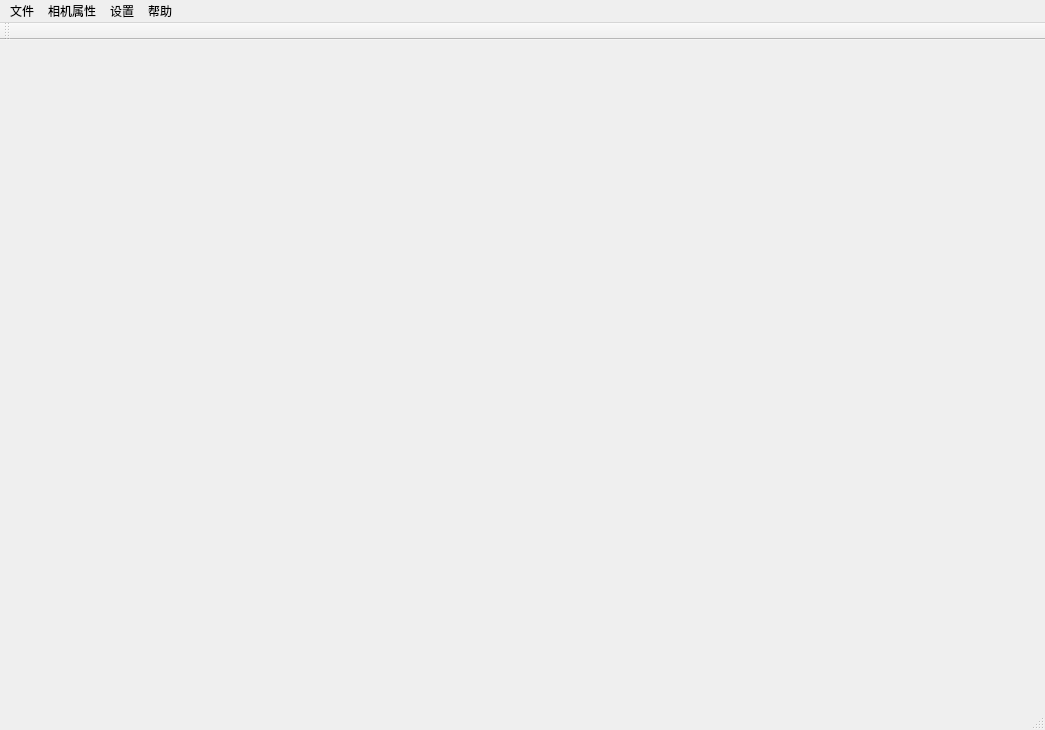
The window that mainwindow.ui (heathen557/linearArrayUSB) describes before a commit, drawn with Qt 5.
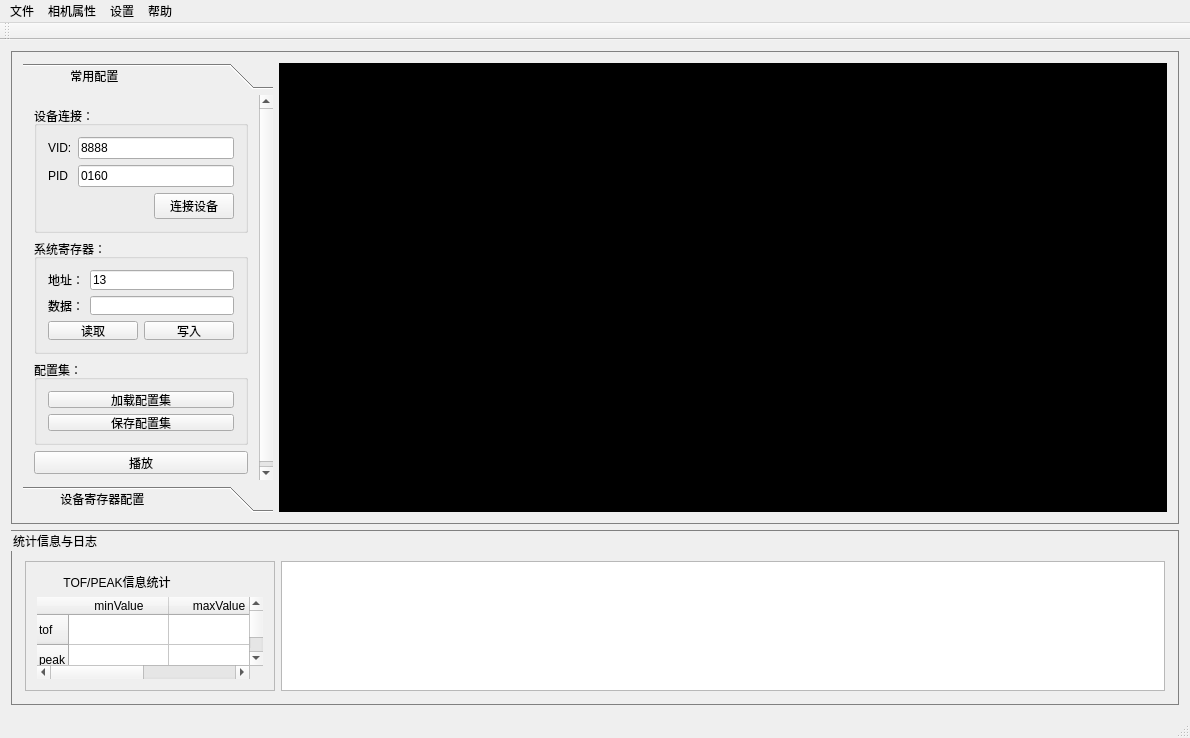
The same window after the commit. Icons and pictures are not drawn. Custom widgets are drawn as their Qt base class.

Commit message: 1、界面的设计基本完成； 2、设备连接 系统寄存器读写操作完成； 3、数据接收线程、数据处理线程、文件保存线程建立并开启完毕

Diff of the .ui file:
```diff
--- a/mainwindow.ui
+++ b/mainwindow.ui
@@ -6,8 +6,8 @@
    <rect>
     <x>0</x>
     <y>0</y>
-    <width>1045</width>
-    <height>730</height>
+    <width>1190</width>
+    <height>738</height>
    </rect>
   </property>
   <property name="windowTitle">
@@ -17,13 +17,416 @@
    <iconset>
     <normaloff>icon_1.png</normaloff>icon_1.png</iconset>
   </property>
-  <widget class="QWidget" name="centralWidget"/>
+  <widget class="QWidget" name="centralWidget">
+   <layout class="QGridLayout" name="gridLayout">
+    <item row="0" column="0">
+     <widget class="QFrame" name="frame">
+      <property name="styleSheet">
+       <string notr="true">*{font:10pt &quot;黑体&quot;;}
+#frame{border:1px solid gray;}
+</string>
+      </property>
+      <property name="frameShape">
+       <enum>QFrame::StyledPanel</enum>
+      </property>
+      <property name="frameShadow">
+       <enum>QFrame::Raised</enum>
+      </property>
+      <layout class="QGridLayout" name="gridLayout_2">
+       <item row="0" column="1">
+        <widget class="GLWidget" name="widget" native="true">
+         <property name="styleSheet">
+          <string notr="true">background-color:black</string>
+         </property>
+         <zorder>toolBox</zorder>
+        </widget>
+       </item>
+       <item row="0" column="0">
+        <widget class="QToolBox" name="toolBox">
+         <property name="maximumSize">
+          <size>
+           <width>250</width>
+           <height>16777215</height>
+          </size>
+         </property>
+         <property name="styleSheet">
+          <string notr="true"/>
+         </property>
+         <property name="currentIndex">
+          <number>0</number>
+         </property>
+         <widget class="QWidget" name="page">
+          <property name="geometry">
+           <rect>
+            <x>0</x>
+            <y>0</y>
+            <width>250</width>
+            <height>408</height>
+           </rect>
+          </property>
+          <attribute name="label">
+           <string>             常用配置</string>
+          </attribute>
+          <layout class="QGridLayout" name="gridLayout_3">
+           <item row="0" column="0">
+            <widget class="QGroupBox" name="groupBox_4">
+             <property name="maximumSize">
+              <size>
+               <width>16777215</width>
+               <height>130</height>
+              </size>
+             </property>
+             <property name="styleSheet">
+              <string notr="true">font:10pt &quot;黑体&quot;;</string>
+             </property>
+             <property name="title">
+              <string>设备连接：</string>
+             </property>
+             <layout class="QGridLayout" name="gridLayout_8">
+              <item row="0" column="0">
+               <layout class="QHBoxLayout" name="horizontalLayout_2">
+                <item>
+                 <widget class="QLabel" name="label">
+                  <property name="text">
+                   <string>VID:</string>
+                  </property>
+                 </widget>
+                </item>
+                <item>
+                 <widget class="QLineEdit" name="VID_lineEdit">
+                  <property name="text">
+                   <string>8888</string>
+                  </property>
+                 </widget>
+                </item>
+               </layout>
+              </item>
+              <item row="1" column="0">
+               <layout class="QHBoxLayout" name="horizontalLayout_3">
+                <item>
+                 <widget class="QLabel" name="label_2">
+                  <property name="text">
+                   <string>PID </string>
+                  </property>
+                 </widget>
+                </item>
+                <item>
+                 <widget class="QLineEdit" name="PID_lineEdit">
+                  <property name="text">
+                   <string>0160</string>
+                  </property>
+                 </widget>
+                </item>
+               </layout>
+              </item>
+              <item row="2" column="0">
+               <layout class="QHBoxLayout" name="horizontalLayout_7">
+                <item>
+                 <spacer name="horizontalSpacer">
+                  <property name="orientation">
+                   <enum>Qt::Horizontal</enum>
+                  </property>
+                  <property name="sizeHint" stdset="0">
+                   <size>
+                    <width>40</width>
+                    <height>20</height>
+                   </size>
+                  </property>
+                 </spacer>
+                </item>
+                <item>
+                 <widget class="QPushButton" name="linkUSB_pushButton">
+                  <property name="styleSheet">
+                   <string notr="true">font:10pt &quot;黑体&quot;;</string>
+                  </property>
+                  <property name="text">
+                   <string>连接设备</string>
+                  </property>
+                 </widget>
+                </item>
+               </layout>
+              </item>
+             </layout>
+            </widget>
+           </item>
+           <item row="1" column="0">
+            <widget class="QGroupBox" name="groupBox_6">
+             <property name="maximumSize">
+              <size>
+               <width>16777215</width>
+               <height>115</height>
+              </size>
+             </property>
+             <property name="styleSheet">
+              <string notr="true">font:10pt &quot;黑体&quot;;
+</string>
+             </property>
+             <property name="title">
+              <string>系统寄存器：</string>
+             </property>
+             <layout class="QGridLayout" name="gridLayout_9">
+              <item row="0" column="0">
+               <layout class="QHBoxLayout" name="horizontalLayout_4">
+                <item>
+                 <widget class="QLabel" name="label_3">
+                  <property name="text">
+                   <string>地址：</string>
+                  </property>
+                 </widget>
+                </item>
+                <item>
+                 <widget class="QLineEdit" name="sysAddress_lineEdit">
+                  <property name="text">
+                   <string>13</string>
+                  </property>
+                 </widget>
+                </item>
+               </layout>
+              </item>
+              <item row="1" column="0">
+               <layout class="QHBoxLayout" name="horizontalLayout_5">
+                <item>
+                 <widget class="QLabel" name="label_4">
+                  <property name="text">
+                   <string>数据：</string>
+                  </property>
+                 </widget>
+                </item>
+                <item>
+                 <widget class="QLineEdit" name="sysData_lineEdit"/>
+                </item>
+               </layout>
+              </item>
+              <item row="2" column="0">
+               <layout class="QHBoxLayout" name="horizontalLayout_6">
+                <item>
+                 <widget class="QPushButton" name="readSys_pushButton">
+                  <property name="text">
+                   <string>读取</string>
+                  </property>
+                 </widget>
+                </item>
+                <item>
+                 <widget class="QPushButton" name="writeSys_pushButton">
+                  <property name="text">
+                   <string>写入</string>
+                  </property>
+                 </widget>
+                </item>
+               </layout>
+              </item>
+             </layout>
+            </widget>
+           </item>
+           <item row="2" column="0">
+            <widget class="QGroupBox" name="groupBox_8">
+             <property name="maximumSize">
+              <size>
+               <width>16777215</width>
+               <height>85</height>
+              </size>
+             </property>
+             <property name="title">
+              <string>配置集：</string>
+             </property>
+             <layout class="QGridLayout" name="gridLayout_11">
+              <item row="0" column="0">
+               <layout class="QVBoxLayout" name="verticalLayout_2">
+                <item>
+                 <widget class="QPushButton" name="loadSetting_pushButton">
+                  <property name="text">
+                   <string>加载配置集</string>
+                  </property>
+                 </widget>
+                </item>
+                <item>
+                 <widget class="QPushButton" name="saveSetting_pushButton">
+                  <property name="text">
+                   <string>保存配置集</string>
+                  </property>
+                 </widget>
+                </item>
+               </layout>
+              </item>
+             </layout>
+            </widget>
+           </item>
+           <item row="3" column="0">
+            <widget class="QPushButton" name="pushButton_5">
+             <property name="maximumSize">
+              <size>
+               <width>250</width>
+               <height>23</height>
+              </size>
+             </property>
+             <property name="styleSheet">
+              <string notr="true">font:10pt &quot;黑体&quot;;</string>
+             </property>
+             <property name="text">
+              <string>播放</string>
+             </property>
+            </widget>
+           </item>
+           <item row="4" column="0">
+            <spacer name="verticalSpacer">
+             <property name="orientation">
+              <enum>Qt::Vertical</enum>
+             </property>
+             <property name="sizeHint" stdset="0">
+              <size>
+               <width>168</width>
+               <height>27</height>
+              </size>
+             </property>
+            </spacer>
+           </item>
+          </layout>
+         </widget>
+         <widget class="QWidget" name="page_2">
+          <property name="geometry">
+           <rect>
+            <x>0</x>
+            <y>0</y>
+            <width>250</width>
+            <height>408</height>
+           </rect>
+          </property>
+          <attribute name="label">
+           <string>          设备寄存器配置</string>
+          </attribute>
+          <layout class="QGridLayout" name="gridLayout_4">
+           <item row="0" column="0">
+            <widget class="QTreeWidget" name="treeWidget">
+             <column>
+              <property name="text">
+               <string notr="true">1</string>
+              </property>
+             </column>
+            </widget>
+           </item>
+           <item row="1" column="0">
+            <layout class="QHBoxLayout" name="horizontalLayout">
+             <item>
+              <widget class="QPushButton" name="pushButton_2">
+               <property name="text">
+                <string>批量读取</string>
+               </property>
+              </widget>
+             </item>
+             <item>
+              <widget class="QPushButton" name="pushButton_3">
+               <property name="text">
+                <string>批量写入</string>
+               </property>
+              </widget>
+             </item>
+            </layout>
+           </item>
+          </layout>
+         </widget>
+        </widget>
+       </item>
+      </layout>
+     </widget>
+    </item>
+    <item row="1" column="0">
+     <widget class="QGroupBox" name="groupBox_2">
+      <property name="minimumSize">
+       <size>
+        <width>0</width>
+        <height>150</height>
+       </size>
+      </property>
+      <property name="maximumSize">
+       <size>
+        <width>16777215</width>
+        <height>175</height>
+       </size>
+      </property>
+      <property name="styleSheet">
+       <string notr="true">
+*{font:10pt &quot;黑体&quot;;}
+#groupBox_2{
+border:1px solid gray;}</string>
+      </property>
+      <property name="title">
+       <string>统计信息与日志</string>
+      </property>
+      <layout class="QGridLayout" name="gridLayout_5">
+       <item row="0" column="0">
+        <widget class="QFrame" name="frame_6">
+         <property name="maximumSize">
+          <size>
+           <width>250</width>
+           <height>16777215</height>
+          </size>
+         </property>
+         <property name="frameShape">
+          <enum>QFrame::StyledPanel</enum>
+         </property>
+         <property name="frameShadow">
+          <enum>QFrame::Raised</enum>
+         </property>
+         <layout class="QGridLayout" name="gridLayout_15">
+          <item row="0" column="0">
+           <layout class="QVBoxLayout" name="verticalLayout_5">
+            <item>
+             <widget class="QLabel" name="label_11">
+              <property name="styleSheet">
+               <string notr="true"/>
+              </property>
+              <property name="text">
+               <string>        TOF/PEAK信息统计</string>
+              </property>
+             </widget>
+            </item>
+            <item>
+             <widget class="QTableWidget" name="tableWidget_2">
+              <property name="styleSheet">
+               <string notr="true">
+border:0px</string>
+              </property>
+              <row>
+               <property name="text">
+                <string>tof</string>
+               </property>
+              </row>
+              <row>
+               <property name="text">
+                <string>peak</string>
+               </property>
+              </row>
+              <column>
+               <property name="text">
+                <string>minValue</string>
+               </property>
+              </column>
+              <column>
+               <property name="text">
+                <string>maxValue</string>
+               </property>
+              </column>
+             </widget>
+            </item>
+           </layout>
+          </item>
+         </layout>
+        </widget>
+       </item>
+       <item row="0" column="1">
+        <widget class="QTextEdit" name="textEdit"/>
+       </item>
+      </layout>
+     </widget>
+    </item>
+   </layout>
+  </widget>
   <widget class="QMenuBar" name="menuBar">
    <property name="geometry">
     <rect>
      <x>0</x>
      <y>0</y>
-     <width>1045</width>
+     <width>1190</width>
      <height>23</height>
     </rect>
    </property>
@@ -69,6 +472,14 @@
   </action>
  </widget>
  <layoutdefault spacing="6" margin="11"/>
+ <customwidgets>
+  <customwidget>
+   <class>GLWidget</class>
+   <extends>QWidget</extends>
+   <header>glwidget.h</header>
+   <container>1</container>
+  </customwidget>
+ </customwidgets>
  <resources/>
  <connections/>
 </ui>
```
The commit also changes 14 other files.
